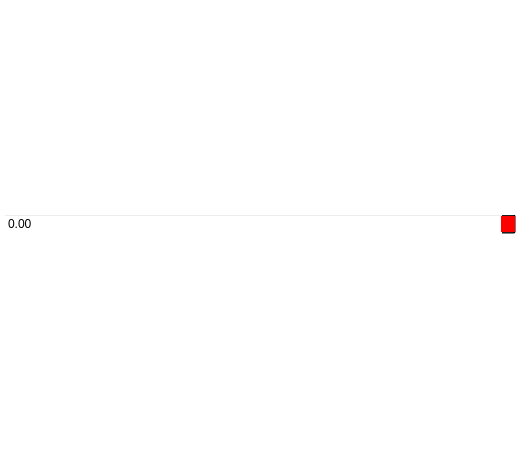
This is frontend/ui/simple_init_controls.ui in XmYx/ainodes-pyside as Qt 5 draws it before an edit. The edited form follows.
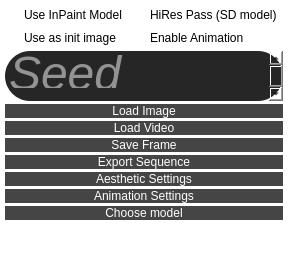
This is the edited form.

Commit message: nice prompt preview

```diff
--- a/frontend/ui/simple_init_controls.ui
+++ b/frontend/ui/simple_init_controls.ui
@@ -6,8 +6,8 @@
    <rect>
     <x>0</x>
     <y>0</y>
-    <width>519</width>
-    <height>449</height>
+    <width>279</width>
+    <height>253</height>
    </rect>
   </property>
   <property name="windowTitle">
@@ -16,10 +16,7 @@
   <property name="styleSheet">
    <string notr="true">QWidget{background: transparent}
 QTextEdit {background-color: #262626; border-radius: 25px ; color: white}
-QPushButton {background-color: #009900; border-radius: 8px ; color: white}
-QDoubleSpinBox::up-button {  background-color:red }
-QDoubleSpinBox::down-button {  background-color:red }
-
+QPushButton {background-color: #454545; border-radius: 8px ; color: white}
 
 
 
@@ -30,19 +27,152 @@
     <number>3</number>
    </property>
    <property name="leftMargin">
-    <number>3</number>
+    <number>5</number>
    </property>
    <property name="topMargin">
-    <number>3</number>
+    <number>5</number>
    </property>
    <property name="rightMargin">
-    <number>3</number>
+    <number>5</number>
    </property>
    <property name="bottomMargin">
-    <number>3</number>
+    <number>5</number>
    </property>
    <item>
-    <widget class="QDoubleSpinBox" name="doubleSpinBox"/>
+    <layout class="QGridLayout" name="gridLayout">
+     <property name="spacing">
+      <number>3</number>
+     </property>
+     <item row="0" column="0">
+      <widget class="QCheckBox" name="checkBox">
+       <property name="text">
+        <string>Use InPaint Model</string>
+       </property>
+      </widget>
+     </item>
+     <item row="0" column="1">
+      <widget class="QCheckBox" name="checkBox_2">
+       <property name="text">
+        <string>HiRes Pass (SD model)</string>
+       </property>
+      </widget>
+     </item>
+     <item row="1" column="0">
+      <widget class="QCheckBox" name="checkBox_3">
+       <property name="text">
+        <string>Use as init image</string>
+       </property>
+      </widget>
+     </item>
+     <item row="1" column="1">
+      <widget class="QCheckBox" name="checkBox_4">
+       <property name="text">
+        <string>Enable Animation</string>
+       </property>
+      </widget>
+     </item>
+    </layout>
+   </item>
+   <item>
+    <layout class="QGridLayout" name="gridLayout_2">
+     <property name="spacing">
+      <number>3</number>
+     </property>
+     <item row="2" column="0">
+      <widget class="QPushButton" name="pushButton_2">
+       <property name="text">
+        <string>Load Video</string>
+       </property>
+      </widget>
+     </item>
+     <item row="1" column="0">
+      <widget class="QPushButton" name="pushButton">
+       <property name="text">
+        <string>Load Image</string>
+       </property>
+      </widget>
+     </item>
+     <item row="6" column="0">
+      <widget class="QPushButton" name="pushButton_6">
+       <property name="text">
+        <string>Animation Settings</string>
+       </property>
+      </widget>
+     </item>
+     <item row="0" column="0">
+      <widget class="QTextEdit" name="textEdit">
+       <property name="maximumSize">
+        <size>
+         <width>16777215</width>
+         <height>50</height>
+        </size>
+       </property>
+       <property name="font">
+        <font>
+         <pointsize>36</pointsize>
+         <italic>true</italic>
+        </font>
+       </property>
+       <property name="placeholderText">
+        <string>Seed</string>
+       </property>
+      </widget>
+     </item>
+     <item row="8" column="0">
+      <spacer name="verticalSpacer_2">
+       <property name="orientation">
+        <enum>Qt::Vertical</enum>
+       </property>
+       <property name="sizeHint" stdset="0">
+        <size>
+         <width>20</width>
+         <height>40</height>
+        </size>
+       </property>
+      </spacer>
+     </item>
+     <item row="3" column="0">
+      <widget class="QPushButton" name="pushButton_3">
+       <property name="text">
+        <string>Save Frame</string>
+       </property>
+      </widget>
+     </item>
+     <item row="5" column="0">
+      <widget class="QPushButton" name="pushButton_5">
+       <property name="text">
+        <string>Aesthetic Settings</string>
+       </property>
+      </widget>
+     </item>
+     <item row="4" column="0">
+      <widget class="QPushButton" name="pushButton_4">
+       <property name="text">
+        <string>Export Sequence</string>
+       </property>
+      </widget>
+     </item>
+     <item row="7" column="0">
+      <widget class="QPushButton" name="pushButton_7">
+       <property name="text">
+        <string>Choose model</string>
+       </property>
+      </widget>
+     </item>
+    </layout>
+   </item>
+   <item>
+    <spacer name="verticalSpacer">
+     <property name="orientation">
+      <enum>Qt::Vertical</enum>
+     </property>
+     <property name="sizeHint" stdset="0">
+      <size>
+       <width>20</width>
+       <height>40</height>
+      </size>
+     </property>
+    </spacer>
    </item>
   </layout>
  </widget>
```
The commit also changes 1 other file.
